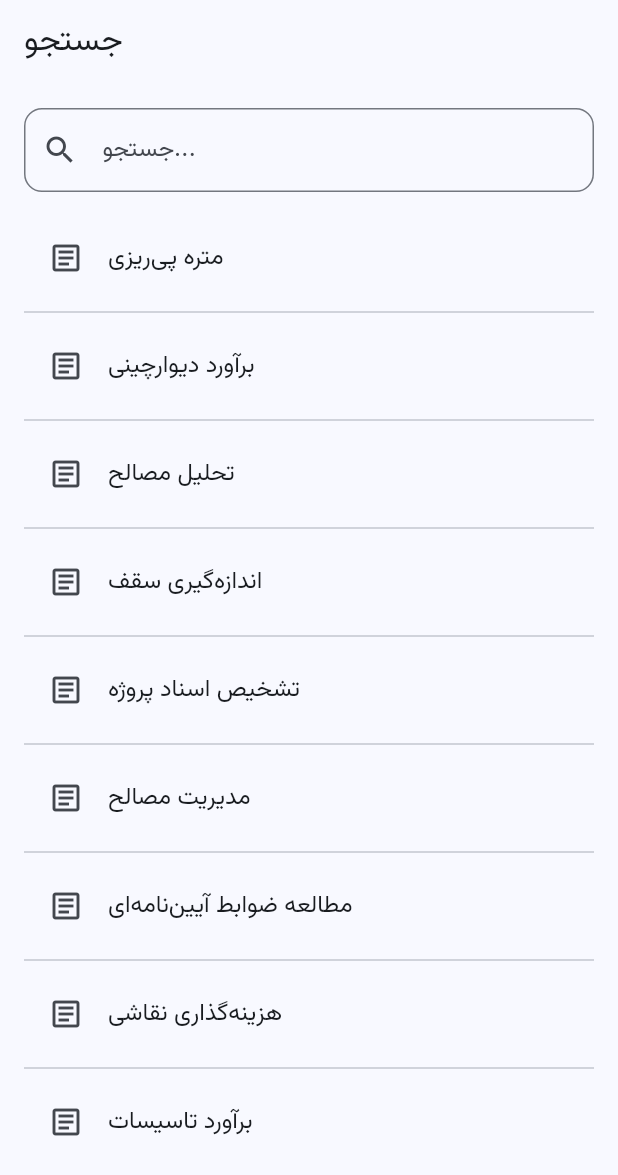
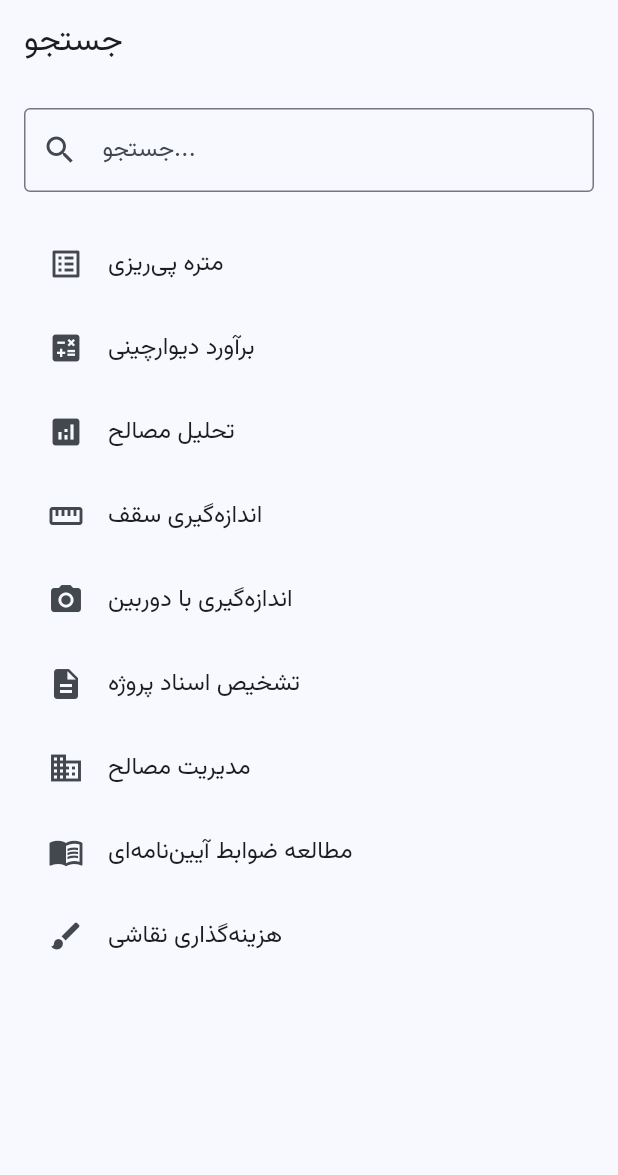
Before and after one commit to dilagh01/Metreyar_flutter_web, a Flutter app: the screen it shows after launch, on a phone screen of 412 x 824 dp. Shown: the top 1175 px of the screen. Run offline on Flutter 3.47's test engine with Material 3 defaults, Android fonts, the phone set to English and light mode, and no system bars; our stand-ins replace go_router.

Commit message:
📦 بروزرسانی و آماده‌سازی برای بیلد

```diff
--- a/lib/pages/search_page.dart
+++ b/lib/pages/search_page.dart
@@ -1,87 +1,72 @@
 import 'package:flutter/material.dart';
+import 'package:go_router/go_router.dart';
 
-class SearchPage extends StatefulWidget {
+class SearchPage extends StatelessWidget {
   const SearchPage({super.key});
-
-  @override
-  State<SearchPage> createState() => _SearchPageState();
-}
-
-class _SearchPageState extends State<SearchPage> {
-  final TextEditingController _controller = TextEditingController();
-  List<String> allItems = [
-    'متره پی‌ریزی',
-    'برآورد دیوارچینی',
-    'تحلیل مصالح',
-    'اندازه‌گیری سقف',
-    'تشخیص اسناد پروژه',
-    'مدیریت مصالح',
-    'مطالعه ضوابط آیین‌نامه‌ای',
-    'هزینه‌گذاری نقاشی',
-    'برآورد تاسیسات',
-  ];
-
-  List<String> filteredItems = [];
-
-  @override
-  void initState() {
-    super.initState();
-    filteredItems = allItems;
-    _controller.addListener(_filterResults);
-  }
-
-  void _filterResults() {
-    final query = _controller.text.toLowerCase();
-    setState(() {
-      filteredItems = allItems
-          .where((item) => item.toLowerCase().contains(query))
-          .toList();
-    });
-  }
 
   @override
   Widget build(BuildContext context) {
     return Scaffold(
       appBar: AppBar(title: const Text('جستجو')),
-      body: Padding(
-        padding: const EdgeInsets.all(16.0),
-        child: Column(
+      body: ListView(
+        padding: const EdgeInsets.all(16),
         children: [
-            TextField(
-              controller: _controller,
+          const TextField(
             decoration: InputDecoration(
+              prefixIcon: Icon(Icons.search),
               hintText: 'جستجو...',
-                prefixIcon: const Icon(Icons.search),
-                border: OutlineInputBorder(borderRadius: BorderRadius.circular(12)),
+              border: OutlineInputBorder(),
             ),
           ),
-            const SizedBox(height: 16),
-            Expanded(
-              child: filteredItems.isEmpty
-                  ? const Center(child: Text('نتیجه‌ای یافت نشد.'))
-                  : ListView.separated(
-                      itemCount: filteredItems.length,
-                      separatorBuilder: (_, __) => const Divider(),
-                      itemBuilder: (context, index) {
-                        return ListTile(
-                          title: Text(filteredItems[index]),
-                          leading: const Icon(Icons.article_outlined),
-                          onTap: () {
-                            // TODO: Implement navigation to selected item
-                          },
-                        );
-                      },
+          const SizedBox(height: 20),
+
+          ListTile(
+            leading: const Icon(Icons.list_alt),
+            title: const Text('متره پی‌ریزی'),
+            onTap: () => context.go('/measure'),
           ),
+          ListTile(
+            leading: const Icon(Icons.calculate),
+            title: const Text('برآورد دیوارچینی'),
+            onTap: () => context.go('/estimation'),
+          ),
+          ListTile(
+            leading: const Icon(Icons.analytics),
+            title: const Text('تحلیل مصالح'),
+            onTap: () => context.go('/analysis'),
+          ),
+          ListTile(
+            leading: const Icon(Icons.straighten),
+            title: const Text('اندازه‌گیری سقف'),
+            onTap: () => context.go('/measure'),
+          ),
+          ListTile(
+            leading: const Icon(Icons.camera_alt),
+            title: const Text('اندازه‌گیری با دوربین'),
+            onTap: () => context.go('/camera'),
+          ),
+          ListTile(
+            leading: const Icon(Icons.description),
+            title: const Text('تشخیص اسناد پروژه'),
+            onTap: () => context.go('/documents'),
+          ),
+          ListTile(
+            leading: const Icon(Icons.business),
+            title: const Text('مدیریت مصالح'),
+            onTap: () => context.go('/site'),
+          ),
+          ListTile(
+            leading: const Icon(Icons.menu_book),
+            title: const Text('مطالعه ضوابط آیین‌نامه‌ای'),
+            onTap: () => context.go('/study'),
+          ),
+          ListTile(
+            leading: const Icon(Icons.brush),
+            title: const Text('هزینه‌گذاری نقاشی'),
+            onTap: () => context.go('/analysis'),
           ),
         ],
       ),
-      ),
     );
   }
-
-  @override
-  void dispose() {
-    _controller.dispose();
-    super.dispose();
 }
-}
```
Lines whose indentation alone changed are shown as unchanged.
